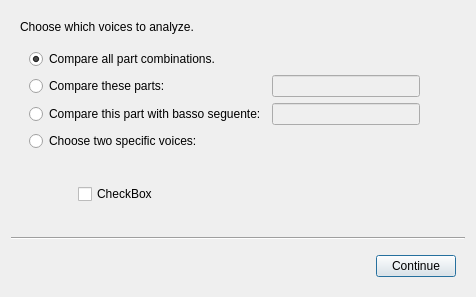
This is qt/select_voices.ui in ELVIS-Project/vis-framework as Qt 5 draws it before an edit. The edited form follows.
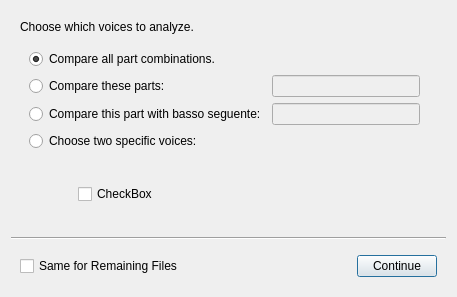
This is the edited form.

Commit message:
Modified Placement of "Only Choose Voices Once"
I removed that setting from the "Settings" tab, and relocated to the voices
selection window. The default behaviour is to choose voices for every
piece, but once a user chooses "Same for Reminaing Files," the current
selection is used for all future pieces. Closes #58.

What changed in the file:
```diff
--- a/qt/select_voices.ui
+++ b/qt/select_voices.ui
@@ -9,8 +9,8 @@
    <rect>
     <x>0</x>
     <y>0</y>
-    <width>476</width>
-    <height>241</height>
+    <width>457</width>
+    <height>223</height>
    </rect>
   </property>
   <property name="windowTitle">
@@ -216,6 +216,13 @@
    <item>
     <widget class="QWidget" name="widget_2" native="true">
      <layout class="QHBoxLayout" name="horizontalLayout">
+      <item>
+       <widget class="QCheckBox" name="chk_preserve_voices_selction">
+        <property name="text">
+         <string>Same for Remaining Files</string>
+        </property>
+       </widget>
+      </item>
       <item>
        <spacer name="horizontalSpacer">
         <property name="orientation">
```
The commit also changes 4 other files.
